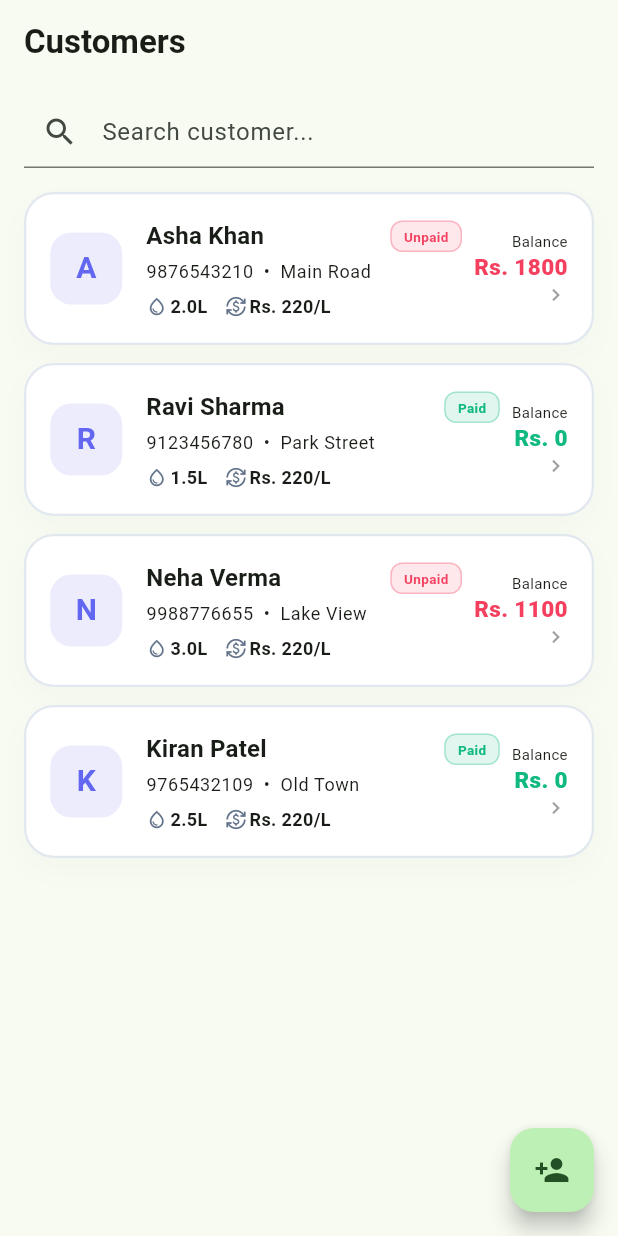
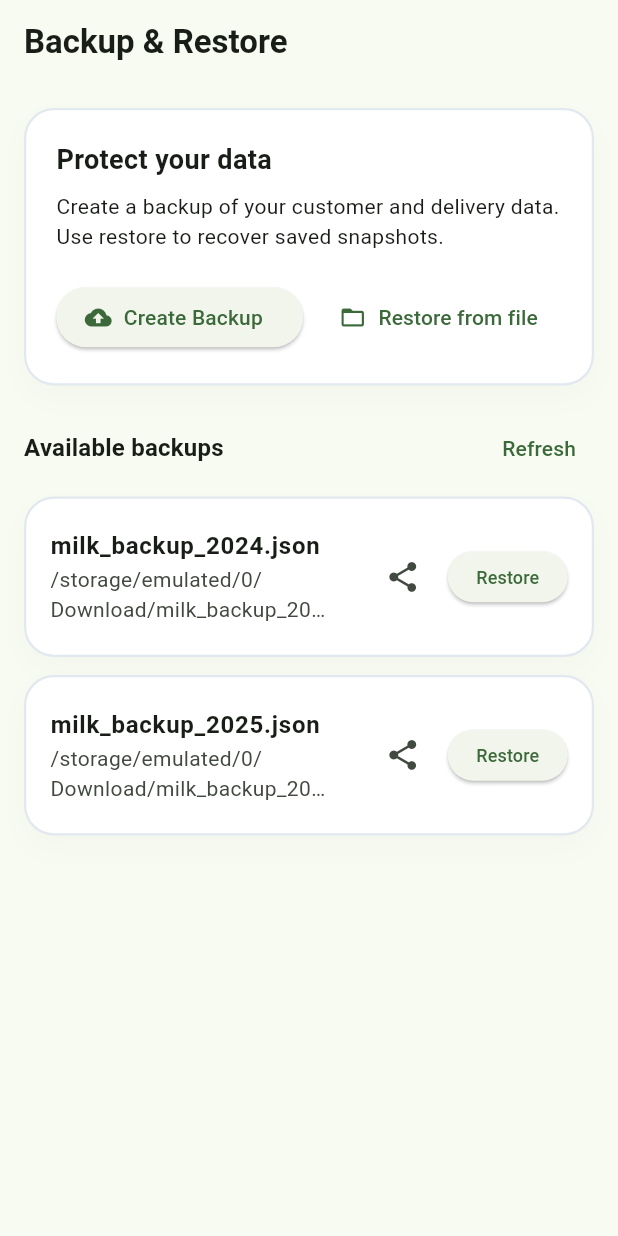
Before and after one commit to ahm-ed120/milk_tracking_app, a Flutter app: the screen it shows after launch, on a phone screen of 412 x 824 dp. Run offline on Flutter 3.47's test engine with Material 3 defaults, Android fonts, the phone set to English and light mode, and no system bars.

Commit message:
backup screen

```diff
--- a/lib/main.dart
+++ b/lib/main.dart
@@ -2,6 +2,7 @@ import 'package:flutter/material.dart';
 import 'screens/dashboard_screen.dart';
 import 'screens/monthly_report_screen.dart';
 import 'screens/customer_list_screen.dart';
+import 'screens/backup_restore_screen.dart';
 
 void main() {
   runApp(const MyApp());
@@ -19,7 +20,7 @@ class MyApp extends StatelessWidget {
         colorScheme: ColorScheme.fromSeed(seedColor: Colors.green),
         useMaterial3: true,
       ),
-      home: const CustomerListScreen(),
+      home: const BackupRestoreScreen(),
     );
   }
 }
--- /dev/null
+++ b/lib/screens/backup_restore_screen.dart
@@ -0,0 +1,275 @@
+import 'package:flutter/material.dart';
+import '../theme/app_theme.dart';
+
+class BackupRestoreScreen extends StatefulWidget {
+  const BackupRestoreScreen({super.key});
+
+  @override
+  State<BackupRestoreScreen> createState() => _BackupRestoreScreenState();
+}
+
+class _BackupRestoreScreenState extends State<BackupRestoreScreen> {
+  bool _isLoading = false;
+  bool _isProcessing = false;
+  List<String> _backupFiles = [];
+
+  @override
+  void initState() {
+    super.initState();
+    _loadBackupFiles();
+  }
+
+  Future<void> _loadBackupFiles() async {
+    setState(() {
+      _isLoading = true;
+    });
+
+    await Future<void>.delayed(const Duration(milliseconds: 400));
+
+    if (!mounted) return;
+
+    setState(() {
+      _backupFiles = [
+        '/storage/emulated/0/Download/milk_backup_2024.json',
+        '/storage/emulated/0/Download/milk_backup_2025.json',
+      ];
+      _isLoading = false;
+    });
+  }
+
+  Future<void> _createBackup() async {
+    setState(() {
+      _isProcessing = true;
+    });
+
+    await Future<void>.delayed(const Duration(milliseconds: 600));
+
+    if (!mounted) return;
+
+    setState(() {
+      _isProcessing = false;
+      _backupFiles = [
+        '/storage/emulated/0/Download/milk_backup_2024.json',
+        '/storage/emulated/0/Download/milk_backup_2025.json',
+        '/storage/emulated/0/Download/milk_backup_preview.json',
+      ];
+    });
+
+    if (!mounted) return;
+    ScaffoldMessenger.of(context).showSnackBar(
+      const SnackBar(content: Text('Backup created successfully.')),
+    );
+  }
+
+  Future<void> _shareBackup(String path) async {
+    setState(() {
+      _isProcessing = true;
+    });
+
+    await Future<void>.delayed(const Duration(milliseconds: 500));
+
+    if (mounted) {
+      ScaffoldMessenger.of(context).showSnackBar(const SnackBar(content: Text('Share sheet opened.')));
+      setState(() {
+        _isProcessing = false;
+      });
+    }
+  }
+
+  Future<void> _restoreFromFilePicker() async {
+    setState(() {
+      _isProcessing = true;
+    });
+
+    await Future<void>.delayed(const Duration(milliseconds: 600));
+
+    if (!mounted) return;
+
+    setState(() {
+      _isProcessing = false;
+    });
+
+    ScaffoldMessenger.of(context).showSnackBar(
+      const SnackBar(content: Text('Backup restored successfully.')),
+    );
+  }
+
+  Future<void> _restoreBackup(String filePath) async {
+    final confirmed = await showDialog<bool>(
+      context: context,
+      builder: (context) {
+        return AlertDialog(
+          title: const Text('Restore Backup'),
+          content: const Text(
+            'Restoring a backup will replace your current milk tracker data. Do you want to continue?',
+          ),
+          actions: [
+            TextButton(
+              onPressed: () => Navigator.of(context).pop(false),
+              child: const Text('Cancel'),
+            ),
+            ElevatedButton(
+              onPressed: () => Navigator.of(context).pop(true),
+              child: const Text('Restore'),
+            ),
+          ],
+        );
+      },
+    );
+
+    if (confirmed != true) return;
+    if (!mounted) return;
+
+    setState(() {
+      _isProcessing = true;
+    });
+
+    await Future<void>.delayed(const Duration(milliseconds: 600));
+
+    if (!mounted) return;
+
+    setState(() {
+      _isProcessing = false;
+    });
+
+    ScaffoldMessenger.of(context).showSnackBar(
+      SnackBar(content: Text('Restored $filePath')),
+    );
+  }
+
+  String _fileName(String path) {
+    return path.split(RegExp(r'[\\/]')).last;
+  }
+
+  @override
+  Widget build(BuildContext context) {
+    final isDark = Theme.of(context).brightness == Brightness.dark;
+
+    return Scaffold(
+      appBar: AppBar(
+        title: const Text('Backup & Restore', style: TextStyle(fontWeight: FontWeight.bold)),
+        backgroundColor: Colors.transparent,
+        elevation: 0,
+        scrolledUnderElevation: 0,
+      ),
+      body: SafeArea(
+        child: Padding(
+          padding: const EdgeInsets.all(16),
+          child: Column(
+            crossAxisAlignment: CrossAxisAlignment.stretch,
+            children: [
+              Container(
+                padding: const EdgeInsets.all(20),
+                decoration: AppTheme.glassCard(context),
+                child: Column(
+                  crossAxisAlignment: CrossAxisAlignment.start,
+                  children: [
+                    const Text(
+                      'Protect your data',
+                      style: TextStyle(fontSize: 18, fontWeight: FontWeight.bold),
+                    ),
+                    const SizedBox(height: 8),
+                    Text(
+                      'Create a backup of your customer and delivery data. Use restore to recover saved snapshots.',
+                      style: Theme.of(context).textTheme.bodyMedium,
+                    ),
+                    const SizedBox(height: 20),
+                    Row(
+                      children: [
+                        Expanded(
+                          child: ElevatedButton.icon(
+                            onPressed: _isProcessing ? null : _createBackup,
+                            icon: const Icon(Icons.backup),
+                            label: Text(_isProcessing ? 'Working...' : 'Create Backup'),
+                          ),
+                        ),
+                        const SizedBox(width: 12),
+                        TextButton.icon(
+                          onPressed: _isProcessing ? null : _restoreFromFilePicker,
+                          icon: const Icon(Icons.folder_open),
+                          label: const Text('Restore from file'),
+                        ),
+                      ],
+                    ),
+                  ],
+                ),
+              ),
+              const SizedBox(height: 18),
+              Row(
+                mainAxisAlignment: MainAxisAlignment.spaceBetween,
+                children: [
+                  Text(
+                    'Available backups',
+                    style: Theme.of(context).textTheme.titleMedium?.copyWith(fontWeight: FontWeight.bold),
+                  ),
+                  TextButton(
+                    onPressed: _isLoading || _isProcessing ? null : _loadBackupFiles,
+                    child: const Text('Refresh'),
+                  ),
+                ],
+              ),
+              const SizedBox(height: 8),
+              Expanded(
+                child: _isLoading
+                    ? const Center(child: CircularProgressIndicator())
+                    : _backupFiles.isEmpty
+                        ? Center(
+                            child: Text(
+                              'No backups found yet. Create one to save your data safely.',
+                              textAlign: TextAlign.center,
+                              style: TextStyle(
+                                color: isDark ? AppTheme.textSecondaryDark : AppTheme.textSecondaryLight,
+                              ),
+                            ),
+                          )
+                        : ListView.separated(
+                            itemCount: _backupFiles.length,
+                            separatorBuilder: (context, index) => const SizedBox(height: 12),
+                            itemBuilder: (context, index) {
+                              final path = _backupFiles[index];
+                              final filename = _fileName(path);
+
+                              return Container(
+                                decoration: AppTheme.glassCard(context),
+                                child: ListTile(
+                                  contentPadding: const EdgeInsets.symmetric(horizontal: 16, vertical: 12),
+                                  title: Text(filename, style: const TextStyle(fontWeight: FontWeight.bold)),
+                                  subtitle: Text(path, maxLines: 2, overflow: TextOverflow.ellipsis),
+                                  trailing: SizedBox(
+                                    width: 140,
+                                    child: Row(
+                                      mainAxisAlignment: MainAxisAlignment.end,
+                                      children: [
+                                        IconButton(
+                                          tooltip: 'Share',
+                                          onPressed: _isProcessing ? null : () => _shareBackup(path),
+                                          icon: const Icon(Icons.share),
+                                        ),
+                                        const SizedBox(width: 6),
+                                        SizedBox(
+                                          height: 34,
+                                          child: ElevatedButton(
+                                            style: ElevatedButton.styleFrom(
+                                              padding: const EdgeInsets.symmetric(horizontal: 10),
+                                              minimumSize: const Size(80, 34),
+                                              tapTargetSize: MaterialTapTargetSize.shrinkWrap,
+                                            ),
+                                            onPressed: _isProcessing ? null : () => _restoreBackup(path),
+                                            child: const Text('Restore', style: TextStyle(fontSize: 12)),
+                                          ),
+                                        ),
+                                      ],
+                                    ),
+                                  ),
+                                ),
+                              );
+                            },
+                          ),
+              ),
+            ],
+          ),
+        ),
+      ),
+    );
+  }
+}
```
